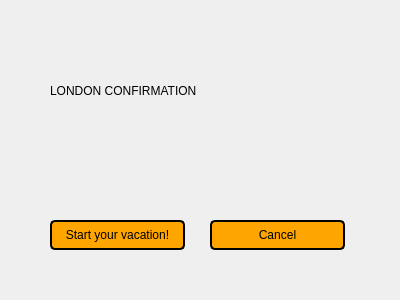
The window that EuropeanVacation/tconfirmlondon.ui (brivero0/TeamMagmar) describes before a commit, drawn with Qt 5.
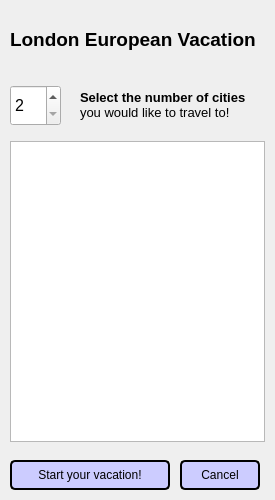
The same window after the commit.

The edit to the form file:
```diff
--- a/EuropeanVacation/tconfirmlondon.ui
+++ b/EuropeanVacation/tconfirmlondon.ui
@@ -6,8 +6,8 @@
    <rect>
     <x>0</x>
     <y>0</y>
-    <width>400</width>
-    <height>300</height>
+    <width>275</width>
+    <height>500</height>
    </rect>
   </property>
   <property name="windowTitle">
@@ -16,27 +16,37 @@
   <widget class="QLabel" name="label">
    <property name="geometry">
     <rect>
-     <x>50</x>
-     <y>50</y>
-     <width>191</width>
-     <height>81</height>
+     <x>10</x>
+     <y>10</y>
+     <width>250</width>
+     <height>60</height>
     </rect>
    </property>
+   <property name="font">
+    <font>
+     <pointsize>16</pointsize>
+     <weight>75</weight>
+     <bold>true</bold>
+    </font>
+   </property>
    <property name="text">
-    <string>LONDON CONFIRMATION</string>
+    <string>&lt;html&gt;&lt;head/&gt;&lt;body&gt;&lt;p&gt;&lt;span style=&quot; font-size:14pt;&quot;&gt;London European Vacation&lt;/span&gt;&lt;/p&gt;&lt;/body&gt;&lt;/html&gt;</string>
+   </property>
+   <property name="wordWrap">
+    <bool>true</bool>
    </property>
   </widget>
   <widget class="QPushButton" name="startSimulationButton">
    <property name="geometry">
     <rect>
-     <x>50</x>
-     <y>220</y>
-     <width>135</width>
+     <x>10</x>
+     <y>460</y>
+     <width>160</width>
      <height>30</height>
     </rect>
    </property>
    <property name="styleSheet">
-    <string notr="true">background-color:#ffa500;
+    <string notr="true">background-color:#ccccff;
 border-style: solid;
 border-color: black;
 border-width: 2px;
@@ -49,14 +59,14 @@
   <widget class="QPushButton" name="cancelButton">
    <property name="geometry">
     <rect>
-     <x>210</x>
-     <y>220</y>
-     <width>135</width>
+     <x>180</x>
+     <y>460</y>
+     <width>80</width>
      <height>30</height>
     </rect>
    </property>
    <property name="styleSheet">
-    <string notr="true">background-color:#ffa500;
+    <string notr="true">background-color:#ccccff;
 border-style: solid;
 border-color: black;
 border-width: 2px;
@@ -66,6 +76,53 @@
     <string>Cancel</string>
    </property>
   </widget>
+  <widget class="QSpinBox" name="numCitiesSpinBox">
+   <property name="geometry">
+    <rect>
+     <x>10</x>
+     <y>85</y>
+     <width>51</width>
+     <height>41</height>
+    </rect>
+   </property>
+   <property name="font">
+    <font>
+     <pointsize>12</pointsize>
+    </font>
+   </property>
+   <property name="minimum">
+    <number>2</number>
+   </property>
+   <property name="maximum">
+    <number>13</number>
+   </property>
+  </widget>
+  <widget class="QLabel" name="label_2">
+   <property name="geometry">
+    <rect>
+     <x>80</x>
+     <y>70</y>
+     <width>181</width>
+     <height>71</height>
+    </rect>
+   </property>
+   <property name="text">
+    <string>&lt;html&gt;&lt;head/&gt;&lt;body&gt;&lt;p&gt;&lt;span style=&quot; font-size:10pt; font-weight:600;&quot;&gt;Select the number of cities&lt;/span&gt;&lt;span style=&quot; font-size:10pt;&quot;&gt; you would like to travel to! &lt;/span&gt;&lt;/p&gt;&lt;/body&gt;&lt;/html&gt;</string>
+   </property>
+   <property name="wordWrap">
+    <bool>true</bool>
+   </property>
+  </widget>
+  <widget class="QListWidget" name="LondonListWidget">
+   <property name="geometry">
+    <rect>
+     <x>10</x>
+     <y>141</y>
+     <width>255</width>
+     <height>301</height>
+    </rect>
+   </property>
+  </widget>
  </widget>
  <resources/>
  <connections/>
```
